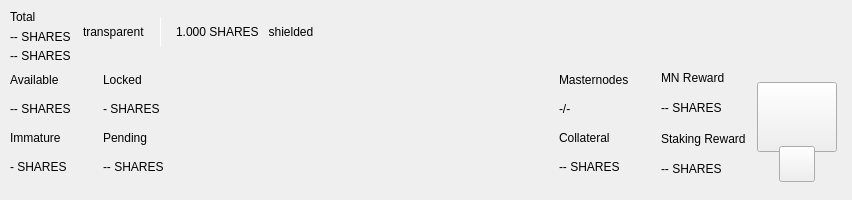
Old version of the form src/qt/cryptoshares/forms/topbar.ui in the repository Cryptosharescoin/shares.
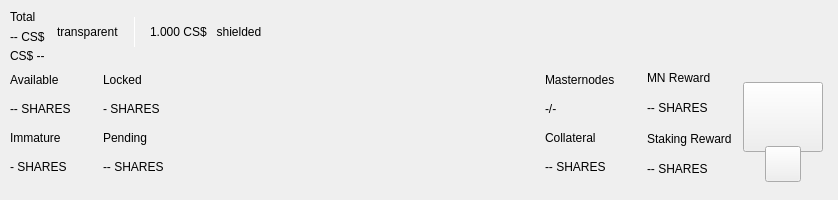
New version of the form. Custom widgets are drawn as their Qt base class.

What changed in the file:
```diff
--- a/src/qt/cryptoshares/forms/topbar.ui
+++ b/src/qt/cryptoshares/forms/topbar.ui
@@ -119,14 +119,14 @@
               <item>
                <widget class="QLabel" name="labelAmountShares">
                 <property name="text">
-                 <string notr="true">-- SHARES</string>
+                 <string notr="true">-- CS$</string>
                 </property>
                </widget>
               </item>
 			  <item>
                <widget class="QLabel" name="labelTransparentShares">
                 <property name="text">
-                 <string notr="true">-- SHARES</string>
+                 <string notr="true">CS$ --</string>
                 </property>
                </widget>
               </item>
@@ -229,7 +229,7 @@
                </size>
               </property>
               <property name="text">
-               <string notr="true">1.000 SHARES </string>
+               <string notr="true">1.000 CS$ </string>
               </property>
              </widget>
             </item>
```
